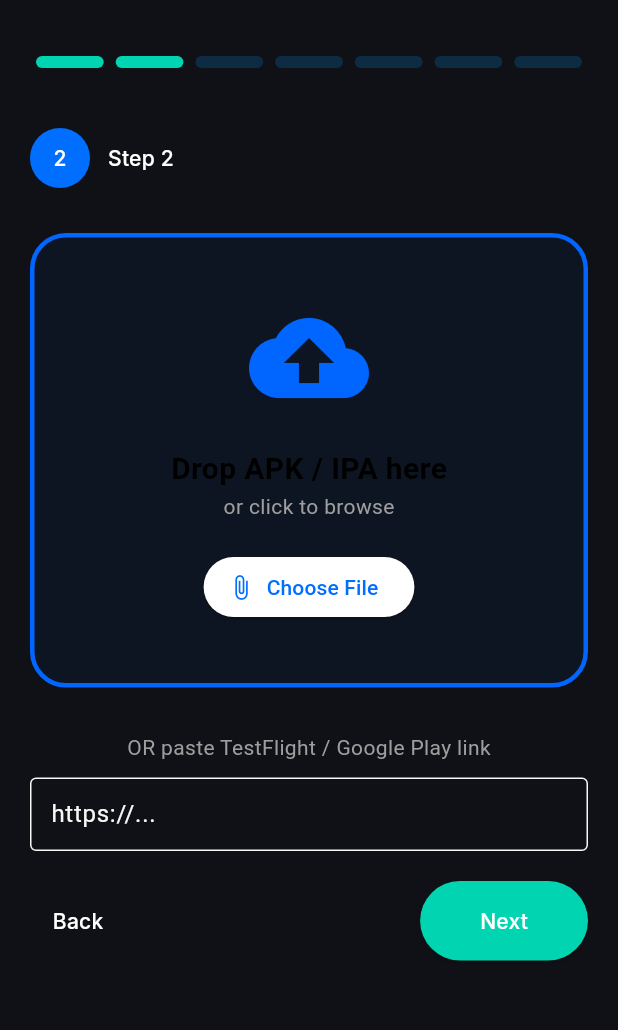
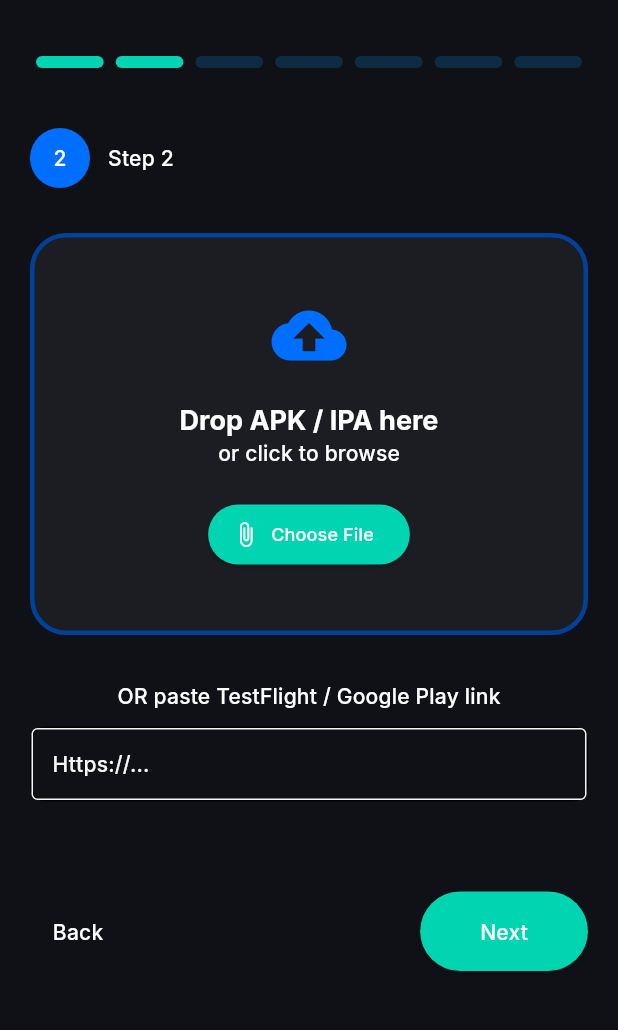
Before and after one commit to Destiny-Ed/test-bounty, a Flutter app: the CreateCampaignWizard screen opened directly, after a tap on "Next", on a phone screen of 412 x 824 dp, the part 58-1088 px from its top. Run offline on Flutter 3.47's test engine with Material 3 defaults, Android fonts, the phone set to English and light mode, and no system bars; our stand-ins replace file_picker, fl_chart, google_fonts, lottie.

Commit message:
added targeting info

```diff
--- a/lib/providers/campaign_provider.dart
+++ b/lib/providers/campaign_provider.dart
@@ -42,6 +42,50 @@ class CampaignProvider extends ChangeNotifier {
     notifyListeners();
   }
 
+  List<String> campaignCountries = [
+    "worldwide",
+    "Nigeria",
+    "United states",
+    "united kingdom",
+    "isreal",
+    "ghana",
+    "china",
+    "morroco",
+    "south africa",
+    "germany",
+    "russia",
+  ];
+
+  List<int> campaignAges = [12, 13, 16, 18, 30, 50];
+
+  List<int> _selectedCampaignAges = [];
+  List<int> get selectedCampaignAges => _selectedCampaignAges;
+  set selectedCampaignAges(List<int> value) {
+    _selectedCampaignAges = value;
+    notifyListeners();
+  }
+
+  List<String> _selectedCampaignCountries = [];
+  List<String> get selectedCampaignCountries => _selectedCampaignCountries;
+  set selectedCampaignCountries(List<String> countries) {
+    _selectedCampaignCountries = countries;
+    notifyListeners();
+  }
+
+  String _selectedCampaignDeviceVersion = "";
+  String get selectedCampaignDeviceVersion => _selectedCampaignDeviceVersion;
+  set selectedCampaignDeviceVersion(String value) {
+    _selectedCampaignDeviceVersion = value;
+    notifyListeners();
+  }
+
+  bool _phoneOnly = false;
+  bool get phoneOnly => _phoneOnly;
+  set phoneOnly(bool value) {
+    _phoneOnly = value;
+    notifyListeners();
+  }
+
   final PageController campaignStepController = PageController();
   int _currentCampaignStep = 0;
   int get currentCampaignStep => _currentCampaignStep;
--- a/lib/screens/developers/campaign/create_campaign/step1_basic_info.dart
+++ b/lib/screens/developers/campaign/create_campaign/step1_basic_info.dart
@@ -24,7 +24,6 @@ class Step1BasicInfo extends StatelessWidget {
         20.height(),
         CustomTextField(password: false, hint: "Public App Name"),
         20.height(),
-
         buildHeaderTitle(context, text: "app icon"),
         10.height(),
         Container(
--- a/lib/screens/developers/campaign/create_campaign/step2_build_upload.dart
+++ b/lib/screens/developers/campaign/create_campaign/step2_build_upload.dart
@@ -1,5 +1,11 @@
 // lib/screens/developer/create_campaign/step2_build_upload.dart
+import 'dart:developer';
+
 import 'package:flutter/material.dart';
+import 'package:test_bounty/core/extensions.dart';
+import 'package:test_bounty/core/theme.dart';
+import 'package:test_bounty/core/utils.dart';
+import 'package:test_bounty/widgets/form_field.dart';
 
 class Step2BuildUpload extends StatelessWidget {
   const Step2BuildUpload({super.key});
@@ -12,25 +18,62 @@ class Step2BuildUpload extends StatelessWidget {
           width: double.infinity,
           padding: const EdgeInsets.all(40),
           decoration: BoxDecoration(
-            border: Border.all(color: const Color(0xFF0066FF), width: 3, style: BorderStyle.solid),
+            border: Border.all(
+              color: Theme.of(context).primaryColor.darken(),
+              width: 3,
+              style: BorderStyle.solid,
+            ),
             borderRadius: BorderRadius.circular(24),
-            color: const Color(0xFF0066FF).withOpacity(0.05),
+            color: Theme.of(context).cardColor,
           ),
           child: Column(
             children: [
-              const Icon(Icons.cloud_upload, size: 80, color: Color(0xFF0066FF)),
-              const SizedBox(height: 20),
-              const Text('Drop APK / IPA here', style: TextStyle(fontSize: 20, fontWeight: FontWeight.bold)),
-              const Text('or click to browse', style: TextStyle(color: Colors.grey)),
-              const SizedBox(height: 20),
-              ElevatedButton.icon(onPressed: () {}, icon: const Icon(Icons.attach_file), label: const Text('Choose File')),
+              Icon(
+                Icons.cloud_upload,
+                size: 50,
+                color: Theme.of(context).primaryColor,
+              ),
+              20.height(),
+              Text(
+                'Drop APK / IPA here',
+                style: Theme.of(context).textTheme.headlineMedium,
+              ),
+              Text(
+                'or click to browse',
+                style: Theme.of(context).textTheme.titleMedium,
+              ),
+              20.height(),
+              ElevatedButton.icon(
+                style: ButtonStyle(
+                  backgroundColor: WidgetStateColor.resolveWith(
+                    (_) => AppColors.primaryGreen,
+                  ),
+                ),
+                onPressed: () {
+                  pickDocument().then((value) {
+                    log("picked file : $value");
+                  });
+                },
+                icon: Icon(
+                  Icons.attach_file,
+                  color: Theme.of(context).textTheme.titleSmall!.color,
+                ),
+                label: Text(
+                  'Choose File',
+                  style: Theme.of(context).textTheme.titleSmall,
+                ),
+              ),
             ],
           ),
         ),
-        const SizedBox(height: 30),
-        const Text('OR paste TestFlight / Google Play link', style: TextStyle(color: Colors.grey)),
+        30.height(),
+        Text(
+          'OR paste TestFlight / Google Play link',
+          style: Theme.of(context).textTheme.titleMedium,
+        ),
         const SizedBox(height: 10),
-        TextField(decoration: InputDecoration(border: OutlineInputBorder(borderRadius: BorderRadius.circular(16)), hintText: 'https://...')),
+        CustomTextField(hint: "https://...", password: false),
+        40.height(),
       ],
     );
   }
--- a/lib/screens/developers/campaign/create_campaign/step3_targeting.dart
+++ b/lib/screens/developers/campaign/create_campaign/step3_targeting.dart
@@ -1,23 +1,119 @@
 // lib/screens/developer/create_campaign/step3_targeting.dart
 import 'package:flutter/material.dart';
+import 'package:provider/provider.dart';
+import 'package:test_bounty/core/extensions.dart';
+import 'package:test_bounty/modals/multi_item_list_modal.dart';
+import 'package:test_bounty/modals/single_item_list_modal.dart';
+import 'package:test_bounty/providers/campaign_provider.dart';
 
 class Step3Targeting extends StatelessWidget {
   const Step3Targeting({super.key});
 
   @override
   Widget build(BuildContext context) {
-    return ListView(
-      children: [
-        const ListTile(title: Text('Countries'), trailing: Text('Worldwide ▼')),
-        const ListTile(title: Text('Languages'), trailing: Text('English, Spanish +12 ▼')),
-        SwitchListTile(title: const Text('Phone only'), value: true, onChanged: (_) {}),
-        SwitchListTile(title: const Text('Tablet allowed'), value: false, onChanged: (_) {}),
-        const Padding(
-          padding: EdgeInsets.all(16),
-          child: Text('Demographics (optional)', style: TextStyle(fontWeight: FontWeight.bold)),
-        ),
-        RangeSlider(values: const RangeValues(18, 45), min: 13, max: 70, divisions: 57, labels: const RangeLabels('18', '45'), onChanged: (_) {}),
-      ],
+    return Consumer<CampaignProvider>(
+      builder: (context, campaign, child) {
+        return Column(
+          children: [
+            ListTile(
+              title: Text(
+                'Platform',
+                style: Theme.of(context).textTheme.titleMedium,
+              ),
+              trailing: Text(
+                'Android',
+                style: Theme.of(context).textTheme.titleMedium,
+              ),
+            ),
+            ListTile(
+              title: Text(
+                'OS Version',
+                style: Theme.of(context).textTheme.titleMedium,
+              ),
+              onTap: () {
+                showSingleItemPickerBottomSheet(
+                  context: context,
+                  items: ["ios 11", "ios 12", "ios 17", "ios 26"],
+                  currentSelected: "ios 11",
+                  onItemSelected: (item) {
+                    campaign.selectedCampaignDeviceVersion = item;
+                  },
+                );
+              },
+              trailing: Text(
+                '${campaign.selectedCampaignDeviceVersion.isEmpty ? "select version" : campaign.selectedCampaignDeviceVersion} ▼'
+                    .capitalize
+                    .capitalize,
+                style: Theme.of(context).textTheme.titleMedium,
+              ),
+            ),
+            ListTile(
+              title: Text(
+                'Countries',
+                style: Theme.of(context).textTheme.titleMedium,
+              ),
+              onTap: () {
+                showMultiPickerBottomSheet(
+                  context: context,
+                  items: campaign.campaignCountries,
+                  initiallySelected: campaign.selectedCampaignCountries,
+                  title: "select countries",
+                  onItemsSelected: (items) {
+                    campaign.selectedCampaignCountries = items;
+                  },
+                );
+              },
+              trailing: Text(
+                '${campaign.selectedCampaignCountries.isEmpty ? "select countries" : campaign.selectedCampaignCountries.first}... ▼'
+                    .capitalize,
+                style: Theme.of(context).textTheme.titleMedium,
+              ),
+            ),
+
+            SwitchListTile(
+              inactiveTrackColor: Theme.of(context).cardColor,
+              title: Text(
+                'Phone only',
+                style: Theme.of(context).textTheme.titleMedium,
+              ),
+              value: campaign.phoneOnly,
+              onChanged: (value) {
+                campaign.phoneOnly = value;
+              },
+            ),
+            ListTile(
+              title: Text(
+                'Allowed age range',
+                style: Theme.of(context).textTheme.titleMedium,
+              ),
+              onTap: () {
+                showMultiPickerBottomSheet(
+                  context: context,
+                  items: campaign.campaignAges
+                      .map((e) => e.toString())
+                      .toList(),
+                  initiallySelected: campaign.selectedCampaignAges
+                      .map((e) => e.toString())
+                      .toList(),
+                  title: "select ages",
+                  onItemsSelected: (items) {
+                    campaign.selectedCampaignAges = items
+                        .map((e) => int.tryParse(e) ?? 0)
+                        .toList();
+                  },
+                );
+              },
+              trailing: Text(
+                '${campaign.selectedCampaignAges.isEmpty ? "select countries" : campaign.selectedCampaignAges.first}... ▼'
+                    .capitalize,
+                style: Theme.of(context).textTheme.titleMedium,
+              ),
+            ),
+
+            40.height(),
+          ],
+        );
+      },
     );
   }
 }
--- a/pubspec.yaml
+++ b/pubspec.yaml
@@ -44,6 +44,7 @@ dependencies:
   hive_ce_flutter: ^2.3.3
   url_launcher: ^6.3.2
   fl_chart: ^1.1.1
+  file_picker: ^10.3.7
 
 dev_dependencies:
   flutter_test:
```
Also changed, not shown: lib/core/utils.dart (added, +15 -0 lines), lib/modals/multi_item_list_modal.dart (added, +164 -0 lines), lib/modals/single_item_list_modal.dart (added, +115 -0 lines), pubspec.lock, 2 other files.
